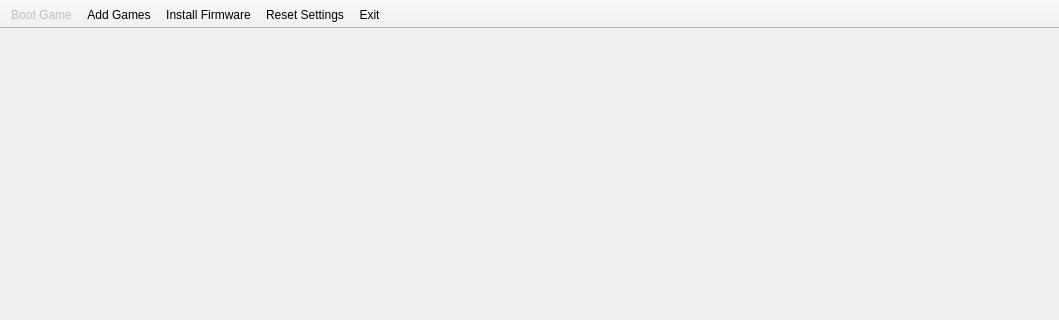
First picture: the form in mainwindow.ui, repository qurious-pixel/RPCSX_UI_REDESIGN, before the edit; both pictures show x 0 to 1059 and y 0 to 320 of the 1059 by 617 pixel window.
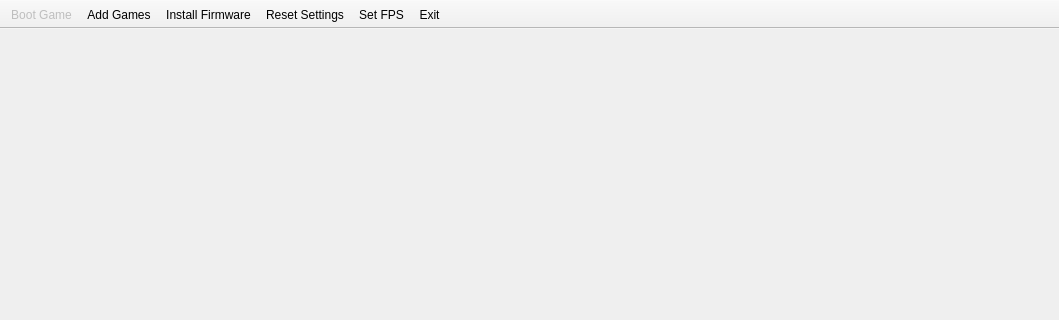
Second picture: the form after the edit. Icons and pictures are not drawn.

```diff
--- a/mainwindow.ui
+++ b/mainwindow.ui
@@ -86,6 +86,7 @@
    <addaction name="actionAdd_Games"/>
    <addaction name="actionInstall_Firmware"/>
    <addaction name="actionReset_Settings"/>
+   <addaction name="actionSet_FPS"/>
    <addaction name="actionExit"/>
   </widget>
   <widget class="QToolBar" name="toolBar_2">
@@ -171,6 +172,15 @@
     <string>Reset Settings</string>
    </property>
   </action>
+  <action name="actionSet_FPS">
+   <property name="icon">
+    <iconset>
+     <normaloff>Icons/fps.png</normaloff>Icons/fps.png</iconset>
+   </property>
+   <property name="text">
+    <string>Set FPS</string>
+   </property>
+  </action>
  </widget>
  <resources>
   <include location="resources.qrc"/>
```
Left out of the diff: 28 changed lines with no effect on the pictures.
